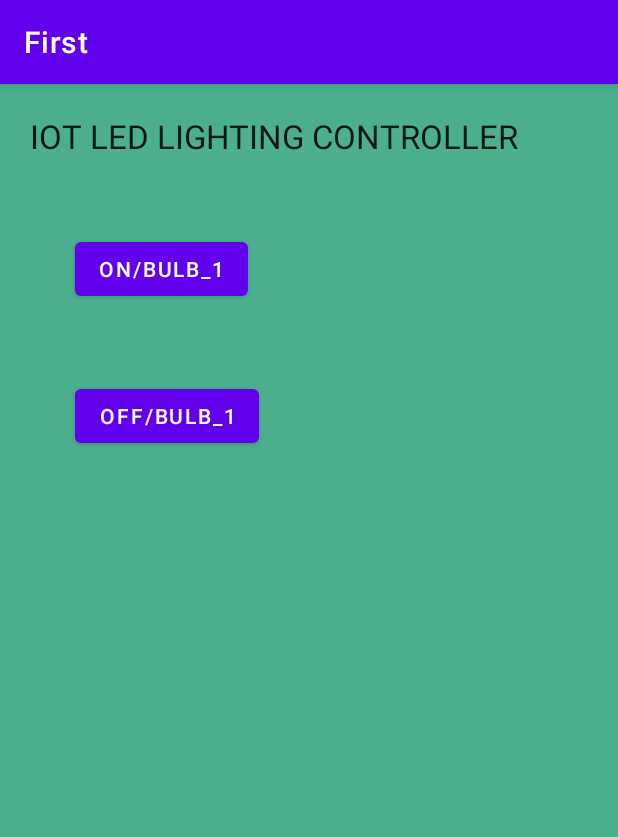
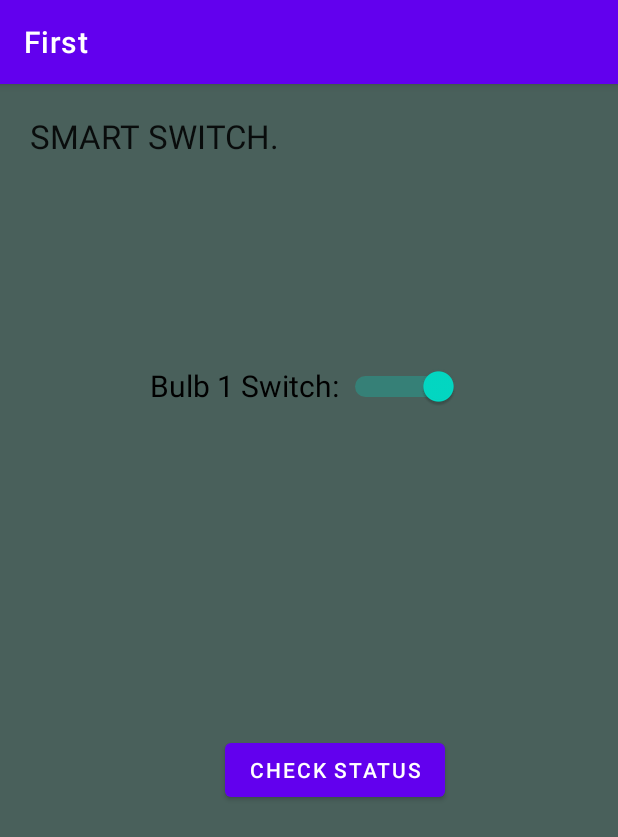
Before and after one commit to ilabafrica-IoTlab/SMART-SWITCH, an Android app: the screen it shows after launch (MainActivity), on a phone screen of 412 x 824 dp. Shown: the top 837 px of the screen. Run offline under Robolectric (Android 15) with nearby library versions, the phone set to English and light mode, and no system bars; our stand-ins replace Firebase (no records; nobody signed in at launch, a user with empty details on screens opened directly).

Commit message:
Changed buttons to toggle buttons.

```diff
--- a/app/src/main/java/com/example/first/MainActivity.java
+++ b/app/src/main/java/com/example/first/MainActivity.java
@@ -5,37 +5,47 @@ import androidx.appcompat.app.AppCompatActivity;
 import android.os.Bundle;
 import android.view.View;
 import android.widget.Button;
+import android.widget.CompoundButton;
+import android.widget.Switch;
+import android.widget.Toast;
 
 import com.google.firebase.database.DatabaseReference;
 import com.google.firebase.database.FirebaseDatabase;
 
 public class MainActivity extends AppCompatActivity {
-    Button on;
-    Button off;
+    private Switch switch1;
+    Button btnGet;
 
     @Override
     protected void onCreate(Bundle savedInstanceState) {
         super.onCreate(savedInstanceState);
         setContentView(R.layout.activity_main);
         setContentView(R.layout.activity_main);
-        on = findViewById(R.id.button_on);
-        off = findViewById(R.id.button_off);
 
-      on.setOnClickListener(view -> {
-            // Write a message to the database
-            FirebaseDatabase database = FirebaseDatabase.getInstance("https://iot-led-lighting-default-rtdb.firebaseio.com/");
-            DatabaseReference myRef = database.getReference("IoTlab/SmartSwitch/Device1/LED_STATUS");
-          //DatabaseReference myRef1 = database.getReference("IoTlab/SmartSwitch/Device1/STRING_STATUS");
-            myRef.setValue(1);
-           // myRef1.setValue(1);
-        });
-        off.setOnClickListener(view -> {
-            FirebaseDatabase database = FirebaseDatabase.getInstance("https://iot-led-lighting-default-rtdb.firebaseio.com/");
-            DatabaseReference myRef = database.getReference("IoTlab/SmartSwitch/Device1/LED_STATUS");
-           // DatabaseReference myRef1 = database.getReference("IoTlab/SmartSwitch/Device1/STRING_STATUS");
-            myRef.setValue(0);
-            //myRef1.setValue(0);
-            // Write a message to the database.
+        switch1 = findViewById(R.id.switch1);
+
+        btnGet = (Button)findViewById(R.id.getBtn);
+        btnGet.setOnClickListener(v -> {
+            String str1, str2;
+            if (switch1.isChecked())
+                str1 = switch1.getTextOn().toString();
+            else
+                str1 = switch1.getTextOff().toString();
+
+            Toast.makeText(getApplicationContext(), "Switch1 -  " + str1 + " \n", Toast.LENGTH_SHORT).show();
+
+            switch1.setOnCheckedChangeListener((buttonView, isChecked) -> {
+                FirebaseDatabase database = FirebaseDatabase.getInstance("https://iot-led-lighting-default-rtdb.firebaseio.com/");
+                DatabaseReference myRef = database.getReference("IoTlab/SmartSwitch/Device1/LED_STATUS");
+                if(isChecked){
+
+                    myRef.setValue(1);
+
+                }else{
+                    myRef.setValue(0);
+
+                }
+            });
         });
     }
 }
--- a/app/src/main/res/layout/activity_main.xml
+++ b/app/src/main/res/layout/activity_main.xml
@@ -5,36 +5,40 @@
     xmlns:tools="http://schemas.android.com/tools"
     android:layout_width="match_parent"
     android:layout_height="match_parent"
-    android:background="#4CAF90"
+    android:background="#49605B"
     android:orientation="vertical"
     tools:context=".MainActivity">
 
         <TextView
             android:id="@+id/textView2"
             android:layout_width="wrap_content"
-            android:text="IOT LED LIGHTING CONTROLLER"
+            android:text="SMART SWITCH."
             android:textAppearance="@style/TextAppearance.AppCompat.Large"
              android:layout_height="wrap_content"
             android:layout_marginTop="20dp"
             android:layout_marginLeft="20dp"
             />
 
-        <Button
-            android:id="@+id/button_on"
-            android:layout_width="wrap_content"
-            android:layout_height="wrap_content"
-            android:layout_marginTop="50dp"
-            android:layout_marginLeft="50dp"
-            android:text="ON/BULB_1"
-            />
+         <Switch
+    android:id="@+id/switch1"
+    android:layout_width="wrap_content"
+    android:layout_height="64dp"
+    android:switchMinWidth="80dp"
+    android:layout_marginLeft="100dp"
+    android:layout_marginTop="120dp"
+    android:text="Bulb 1 Switch:"
+    android:checked="true"
+    android:textOff="OFF"
+    android:textOn="ON"
+             android:textSize="20dp"
+                 />
 
-        <Button
-            android:id="@+id/button_off"
-            android:layout_width="wrap_content"
-            android:layout_height="wrap_content"
-            android:layout_marginTop="50dp"
-            android:layout_marginLeft="50dp"
-            android:text="OFF/BULB_1"
-             />
+    <Button
+        android:id="@+id/getBtn"
+        android:layout_width="wrap_content"
+        android:layout_height="wrap_content"
+        android:layout_marginLeft="150dp"
+        android:layout_marginTop="200dp"
+        android:text="CHECK STATUS" />
 
 </androidx.appcompat.widget.LinearLayoutCompat>
```
